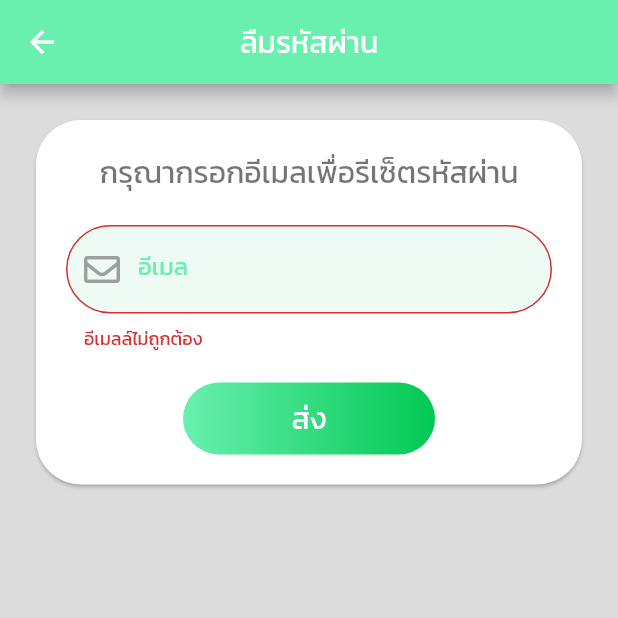
After one commit to kypdev/everydone-app, a Flutter app: the ForgotPassword screen opened directly, after a tap on "ส่ง", on a phone screen of 412 x 824 dp, the top half of it. The commit adds this screen. Run offline on Flutter 3.47's test engine with Material 2 defaults, Android fonts, the phone set to English and light mode, and no system bars; our stand-ins replace bottom_navy_bar, cloud_firestore, firebase_auth, firebase_storage, flutter_tts, font_awesome_flutter and 3 more; accounts and stored records are empty; network calls fail.

Commit message:
kypdev
reset password

```diff
--- a/lib/views/bottom_navy.dart
+++ b/lib/views/bottom_navy.dart
@@ -67,7 +67,7 @@ class _BottomNavyState extends State<BottomNavy> {
               'ประวัติ',
               style: style,
             ),
-            icon: Icon(Icons.apps),
+            icon: Icon(FontAwesomeIcons.chartBar),
             activeColor: Colors.red,
             inactiveColor: Colors.grey[600],
           ),
@@ -76,7 +76,7 @@ class _BottomNavyState extends State<BottomNavy> {
               'แนะนำ',
               style: style,
             ),
-            icon: Icon(Icons.chat_bubble),
+            icon: Icon(FontAwesomeIcons.clipboardList),
             activeColor: Colors.deepPurple,
             inactiveColor: Colors.grey[600],
           ),
@@ -85,7 +85,7 @@ class _BottomNavyState extends State<BottomNavy> {
               'ตั้งค่า',
               style: style,
             ),
-            icon: Icon(Icons.settings),
+            icon: Icon(FontAwesomeIcons.cog),
             inactiveColor: Colors.grey[600],
           ),
         ],
--- /dev/null
+++ b/lib/views/fotgot_password.dart
@@ -0,0 +1,162 @@
+import 'package:flutter/material.dart';
+import 'package:font_awesome_flutter/font_awesome_flutter.dart';
+import 'package:firebase_auth/firebase_auth.dart';
+
+final _kanit = 'Kanit';
+
+class ForgotPassword extends StatefulWidget {
+  @override
+  _ForgotPasswordState createState() => _ForgotPasswordState();
+}
+
+class _ForgotPasswordState extends State<ForgotPassword> {
+  final GlobalKey<FormState> _formkey = GlobalKey<FormState>();
+  TextEditingController email = TextEditingController();
+  FirebaseAuth _auth = FirebaseAuth.instance;
+  GlobalKey<ScaffoldState> scaffoldKey = GlobalKey();
+
+  String emailValidator(String value) {
+    Pattern pattern =
+        r'^(([^<>()[\]\\.,;:\s@\"]+(\.[^<>()[\]\\.,;:\s@\"]+)*)|(\".+\"))@((\[[0-9]{1,3}\.[0-9]{1,3}\.[0-9]{1,3}\.[0-9]{1,3}\])|(([a-zA-Z\-0-9]+\.)+[a-zA-Z]{2,}))$';
+    RegExp regex = new RegExp(pattern);
+    if (!regex.hasMatch(value) && value.length < 5) {
+      return 'อีเมลล์ไม่ถูกต้อง';
+    } else {
+      return null;
+    }
+  }
+
+  resetPassword() {
+    if(_formkey.currentState.validate()){
+      String emails = email.text.trim().toString();
+      print(emails);
+      _auth.sendPasswordResetEmail(email: emails);
+
+    }
+    print('success');
+
+  }
+
+  @override
+  Widget build(BuildContext context) {
+    return Scaffold(
+      appBar: AppBar(
+        title: Text(
+          'ลืมรหัสผ่าน',
+          style: TextStyle(
+            fontFamily: _kanit,
+          ),
+        ),
+        centerTitle: true,
+        backgroundColor: Colors.greenAccent,
+      ),
+      body: SafeArea(
+        child: Stack(
+          children: <Widget>[
+            Container(
+              width: MediaQuery.of(context).size.width,
+              height: MediaQuery.of(context).size.height,
+              color: Colors.black12,
+            ),
+            Padding(
+              padding: const EdgeInsets.only(top: 20, left: 20, right: 20),
+              child: Card(
+                shape: RoundedRectangleBorder(
+                  borderRadius: BorderRadius.circular(30),
+                ),
+                semanticContainer: true,
+                child: Padding(
+                  padding: const EdgeInsets.only(left: 20, right: 20),
+                  child: Column(
+                    mainAxisSize: MainAxisSize.min,
+                    children: <Widget>[
+                      SizedBox(height: 20),
+                      Text(
+                        'กรุณากรอกอีเมลเพื่อรีเซ็ตรหัสผ่าน',
+                        textAlign: TextAlign.center,
+                        style: TextStyle(
+                            fontFamily: _kanit,
+                            fontSize: 20.0,
+                            color: Colors.black54),
+                      ),
+                      SizedBox(height: 20),
+                      Form(
+                        key: _formkey,
+                        child: TextFormField(
+                          controller: email,
+                          validator: emailValidator,
+                          cursorColor: Colors.greenAccent,
+                          style: TextStyle(color: Colors.greenAccent[700]),
+                          decoration: InputDecoration(
+                            hoverColor: Colors.greenAccent,
+                            labelText: 'อีเมล',
+                            errorStyle: TextStyle(
+                              fontFamily: _kanit,
+                            ),
+                            labelStyle: TextStyle(
+                                fontFamily: _kanit, color: Colors.greenAccent),
+                            enabledBorder: OutlineInputBorder(
+                              borderSide: BorderSide(color: Colors.transparent),
+                              borderRadius: BorderRadius.circular(100),
+                            ),
+                            filled: true,
+                            prefixIcon: Icon(
+                              FontAwesomeIcons.envelope,
+                              color: Colors.grey,
+                            ),
+                            fillColor: Color.alphaBlend(
+                              Colors.greenAccent.withOpacity(.09),
+                              Colors.grey.withOpacity(.04),
+                            ),
+                            border: OutlineInputBorder(
+                              borderSide: BorderSide(
+                                color: Colors.red,
+                              ),
+                              borderRadius: BorderRadius.circular(100),
+                            ),
+                            focusedBorder: OutlineInputBorder(
+                              borderSide: BorderSide(
+                                  color: Colors.greenAccent, width: 1.5),
+                              borderRadius: BorderRadius.circular(100),
+                            ),
+                          ),
+                        ),
+                      ),
+                      SizedBox(height: 20),
+                      Container(
+                        padding: EdgeInsets.symmetric(horizontal: 40),
+                        decoration: BoxDecoration(
+                          gradient: LinearGradient(
+                            colors: [
+                                        // Color.fromRGBO(0, 255, 0, 20),
+                                        // Color.fromRGBO(220, 200, 0, 10)
+                                        Colors.greenAccent,
+                                        Colors.greenAccent[700]
+                                      ],
+                          ),
+                          borderRadius: BorderRadius.circular(30),
+                        ),
+                        child: MaterialButton(
+                          onPressed: resetPassword,
+                          child: Text(
+                            'ส่ง',
+                            style: TextStyle(
+                              color: Colors.white,
+                              fontFamily: _kanit,
+                              fontSize: 20,
+                            ),
+                          ),
+                        ),
+                      ),
+                      SizedBox(height: 20),
+                    ],
+                  ),
+                ),
+              ),
+            ),
+          ],
+        ),
+      ),
+    );
+  }
+}
--- a/lib/views/home_screen.dart
+++ b/lib/views/home_screen.dart
@@ -458,7 +458,7 @@ class _HomeScreenState extends State<HomeScreen> {
                                                         fontSize: 40),
                                                   ),
                                                   Text(
-                                                    ' ${_sysImgValue}',
+                                                    _sysImgValue.toString(),
                                                     style: TextStyle(
                                                         fontFamily: _kanit,
                                                         fontSize: 40),
@@ -484,7 +484,7 @@ class _HomeScreenState extends State<HomeScreen> {
                                                         fontSize: 40),
                                                   ),
                                                   Text(
-                                                    ' ${_diaImgValue}',
+                                                    _diaImgValue.toString(),
                                                     style: TextStyle(
                                                         fontFamily: _kanit,
                                                         fontSize: 40),
--- a/lib/views/splash_page.dart
+++ b/lib/views/splash_page.dart
@@ -1,4 +1,3 @@
-import 'package:everydone_app/views/home_screen.dart';
 import 'package:flutter/material.dart';
 import 'package:firebase_auth/firebase_auth.dart';
 import 'package:cloud_firestore/cloud_firestore.dart';
--- a/pubspec.yaml
+++ b/pubspec.yaml
@@ -5,7 +5,7 @@ description: A new Flutter project.
 version: 1.0.0+1
 
 environment:
-  sdk: ">=2.1.0 <3.0.0"
+  sdk: ">=2.2.2 <3.0.0"
 
 dependencies:
   flutter:
```
Also changed, not shown: lib/commons/animation_route.dart (added, +23 -0 lines), lib/services/update_image_profile.dart (+5 -5 lines), lib/views/edit_profile.dart (+11 -22 lines), lib/views/setting_screen.dart (+16 -17 lines), lib/views/signin_screen.dart (+8 -3 lines), lib/views/signup_screen.dart (+7 -152 lines), 1 other file.
